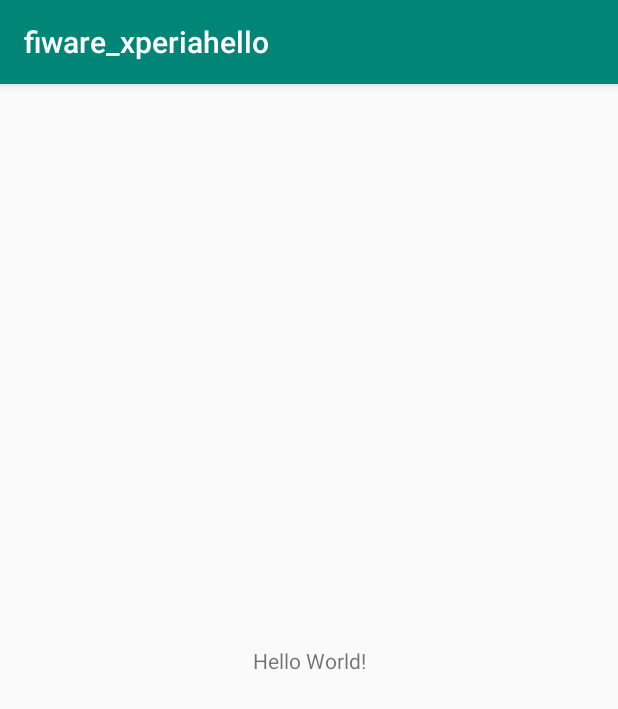
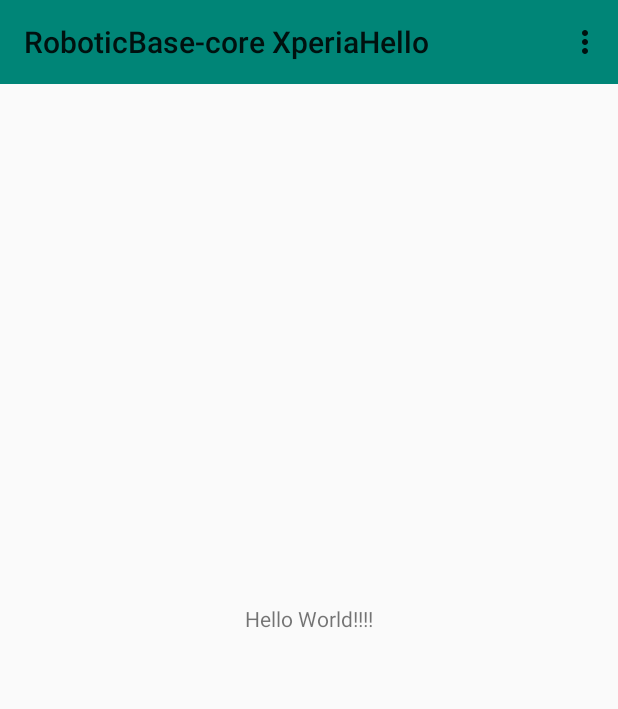
Before and after one commit to RoboticBase/fiware_xperiahello, an Android app: the screen it shows after launch (MainActivity), on a phone screen of 412 x 824 dp. Shown: the top 709 px of the screen. Run offline under Robolectric (Android 15) with nearby library versions, the phone set to English and light mode, and no system bars; libraries missing offline, so code that uses them is left out: jp.co.tis.

Commit message:
edit MainActivity with immersive and with option menu

```diff
--- a/app/src/main/java/jp/co/tis/stc/boboticbase/core/fiware_xperiahello/MainActivity.kt
+++ b/app/src/main/java/jp/co/tis/stc/boboticbase/core/fiware_xperiahello/MainActivity.kt
@@ -1,12 +1,67 @@
 package jp.co.tis.stc.boboticbase.core.fiware_xperiahello
 
+import android.graphics.Rect
 import android.support.v7.app.AppCompatActivity
 import android.os.Bundle
+import android.util.Log
+import android.view.Menu
+import android.view.MenuItem
+import android.view.View
+import android.view.animation.Animation
+import android.view.animation.AnimationUtils
+import kotlinx.android.synthetic.main.activity_main.*
 
 class MainActivity : AppCompatActivity() {
+    private var animSlideUp : Animation? = null
+    private var animSlideDown : Animation? = null
+
+    private val statusBarHeight : Int
+        get() {
+            val rect = Rect()
+            window.decorView.getWindowVisibleDisplayFrame(rect)
+            return rect.top
+        }
 
     override fun onCreate(savedInstanceState: Bundle?) {
         super.onCreate(savedInstanceState)
         setContentView(R.layout.activity_main)
+        setSupportActionBar(toolbar)
+        animSlideUp = AnimationUtils.loadAnimation(this, R.anim.slide_up)
+        animSlideDown = AnimationUtils.loadAnimation(this, R.anim.slide_down)
+
+        window.decorView.setOnSystemUiVisibilityChangeListener { visibility: Int ->
+            if ((visibility and View.SYSTEM_UI_FLAG_FULLSCREEN) == View.VISIBLE) {
+                toolbar?.startAnimation(animSlideDown)
+                supportActionBar?.show()
+            } else {
+                toolbar?.startAnimation(animSlideUp)
+                supportActionBar?.hide()
+            }
+        }
+    }
+
+    override fun onCreateOptionsMenu(menu: Menu?): Boolean {
+        this.menuInflater.inflate(R.menu.settings, menu)
+        return true
+    }
+
+    override fun onWindowFocusChanged(hasFocus: Boolean) {
+        super.onWindowFocusChanged(hasFocus)
+        toolbar.setTranslationY(statusBarHeight.toFloat())
+        if (hasFocus) hideSystemUI()
+    }
+
+    private fun hideSystemUI() {
+        window.decorView.systemUiVisibility = (View.SYSTEM_UI_FLAG_IMMERSIVE
+                or View.SYSTEM_UI_FLAG_LAYOUT_STABLE
+                or View.SYSTEM_UI_FLAG_LAYOUT_HIDE_NAVIGATION
+                or View.SYSTEM_UI_FLAG_LAYOUT_FULLSCREEN
+                or View.SYSTEM_UI_FLAG_HIDE_NAVIGATION
+                or View.SYSTEM_UI_FLAG_FULLSCREEN)
+    }
+
+    override fun onOptionsItemSelected(item: MenuItem) : Boolean {
+        Log.d("xxxxx", item.toString())
+        return true
     }
 }
--- /dev/null
+++ b/app/src/main/res/anim/slide_down.xml
@@ -0,0 +1,4 @@
+<?xml version="1.0" encoding="utf-8"?>
+<set xmlns:android="http://schemas.android.com/apk/res/android">
+    <translate android:fromXDelta="0" android:fromYDelta="-120" android:duration="360" />
+</set>
--- /dev/null
+++ b/app/src/main/res/anim/slide_up.xml
@@ -0,0 +1,4 @@
+<?xml version="1.0" encoding="utf-8"?>
+<set xmlns:android="http://schemas.android.com/apk/res/android">
+    <translate android:fromXDelta="0" android:fromYDelta="0" android:toYDelta="-200" android:duration="360"/>
+</set>
--- a/app/src/main/res/layout/activity_main.xml
+++ b/app/src/main/res/layout/activity_main.xml
@@ -6,13 +6,29 @@
     android:layout_height="match_parent"
     tools:context=".MainActivity">
 
+    <android.support.v7.widget.Toolbar
+        android:id="@+id/toolbar"
+        android:layout_width="match_parent"
+        android:layout_height="wrap_content"
+        android:background="?attr/colorPrimary"
+        android:minHeight="?attr/actionBarSize"
+        android:theme="?attr/actionBarTheme"
+        app:layout_constraintEnd_toEndOf="parent"
+        app:layout_constraintStart_toStartOf="parent"
+        app:layout_constraintTop_toTopOf="parent" />
+
     <TextView
         android:layout_width="wrap_content"
         android:layout_height="wrap_content"
-        android:text="Hello World!"
+        android:layout_marginStart="8dp"
+        android:layout_marginTop="8dp"
+        android:layout_marginEnd="8dp"
+        android:layout_marginBottom="8dp"
+        android:text="Hello World!!!!"
         app:layout_constraintBottom_toBottomOf="parent"
-        app:layout_constraintLeft_toLeftOf="parent"
+        app:layout_constraintEnd_toEndOf="parent"
         app:layout_constraintRight_toRightOf="parent"
+        app:layout_constraintStart_toStartOf="parent"
         app:layout_constraintTop_toTopOf="parent" />
 
 </android.support.constraint.ConstraintLayout>
--- /dev/null
+++ b/app/src/main/res/menu/settings.xml
@@ -0,0 +1,10 @@
+<?xml version="1.0" encoding="utf-8"?>
+<menu xmlns:app="http://schemas.android.com/apk/res-auto"
+    xmlns:android="http://schemas.android.com/apk/res/android">
+    <item
+        android:id="@+id/settings"
+        android:title="@string/settings" />
+    <item
+        android:id="@+id/cancel"
+        android:title="@string/cancel" />
+</menu>
--- a/app/src/main/res/values/strings.xml
+++ b/app/src/main/res/values/strings.xml
@@ -1,3 +1,5 @@
 <resources>
-    <string name="app_name">fiware_xperiahello</string>
+    <string name="app_name">RoboticBase-core XperiaHello</string>
+    <string name="settings">Settings</string>
+    <string name="cancel">Cancel</string>
 </resources>
--- a/app/src/main/res/values/styles.xml
+++ b/app/src/main/res/values/styles.xml
@@ -1,7 +1,7 @@
 <resources>
 
     <!-- Base application theme. -->
-    <style name="AppTheme" parent="Theme.AppCompat.Light.DarkActionBar">
+    <style name="AppTheme" parent="Theme.AppCompat.Light.NoActionBar">
         <!-- Customize your theme here. -->
         <item name="colorPrimary">@color/colorPrimary</item>
         <item name="colorPrimaryDark">@color/colorPrimaryDark</item>
```
